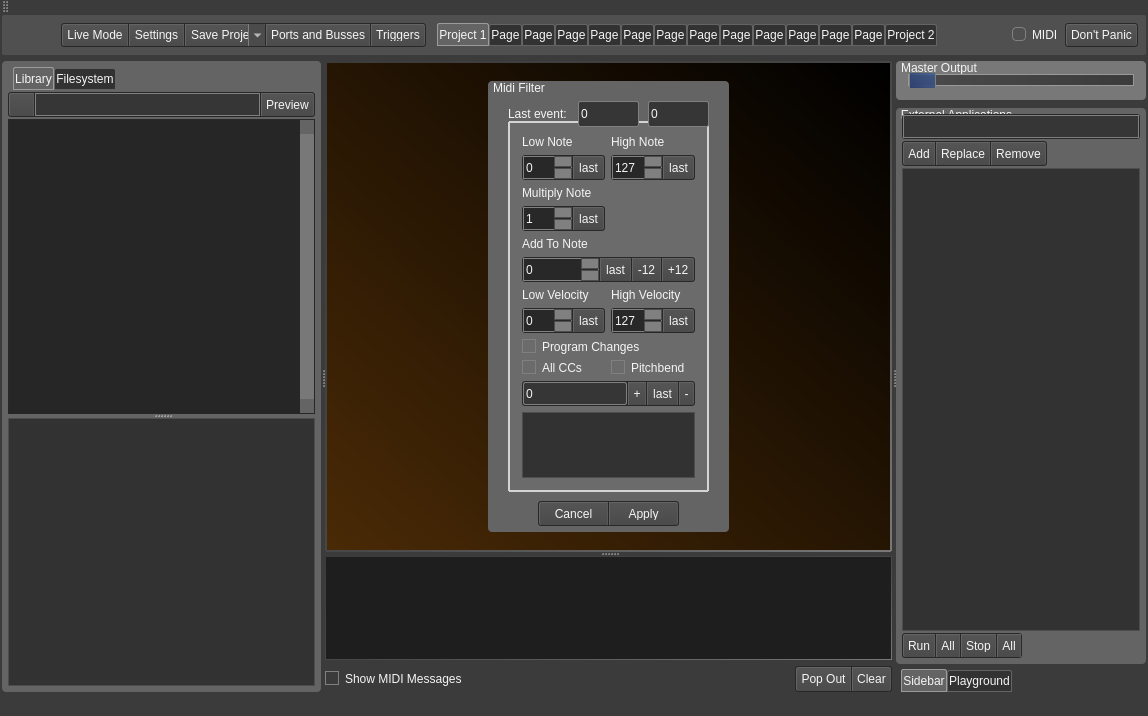
The window that src/mainwindow.ui (noedigcode/konfyt) describes before a commit, drawn with Qt 5.
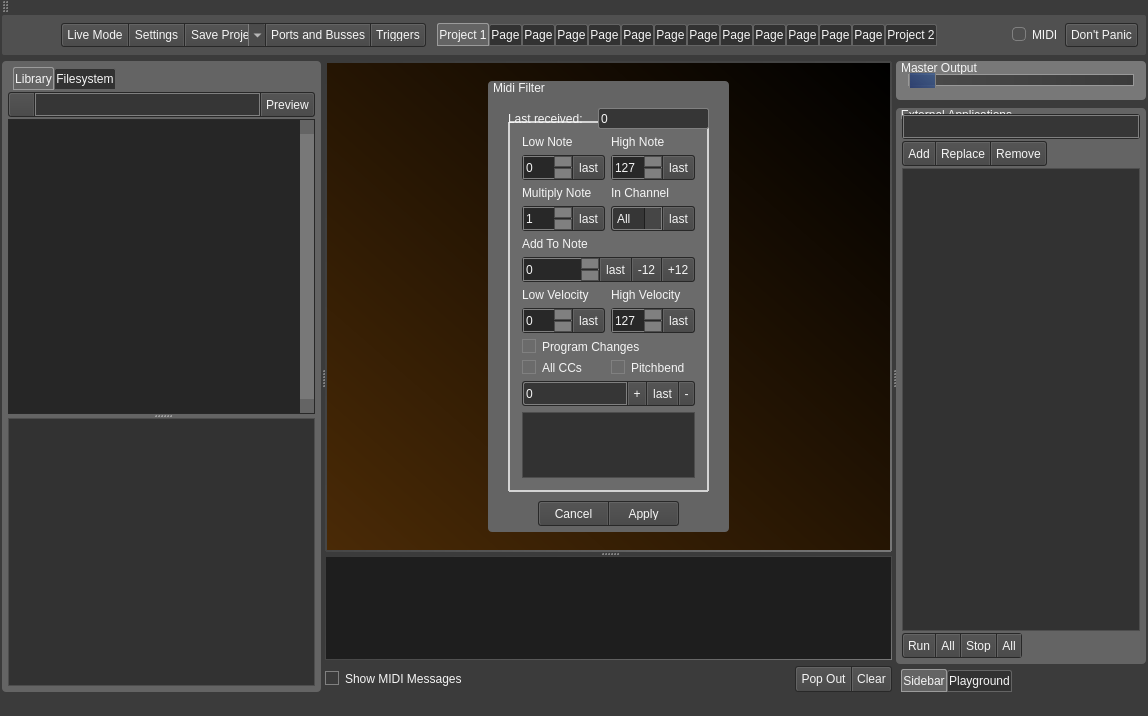
The same window after the commit. The open tabs and pages were chosen to show the change. Icons and pictures are not drawn.

Commit message: MIDI input channel now changable in MIDI filter editor GUI.

The edit to the form file:
```diff
--- a/src/mainwindow.ui
+++ b/src/mainwindow.ui
@@ -3325,7 +3325,7 @@
              <string/>
             </property>
             <layout class="QGridLayout" name="gridLayout_28">
-             <item row="0" column="0">
+             <item row="0" column="1">
               <widget class="QGroupBox" name="groupBox_16">
                <property name="minimumSize">
                 <size>
@@ -4211,6 +4211,10 @@
                         <height>23</height>
                        </size>
                       </property>
+                      <property name="styleSheet">
+                       <string notr="true">border-top-right-radius: 0;
+border-bottom-right-radius: 0;</string>
+                      </property>
                       <property name="text">
                        <string>0</string>
                       </property>
@@ -4273,34 +4277,209 @@
                    </property>
                   </widget>
                  </item>
+                 <item row="7" column="1">
+                  <widget class="QFrame" name="frame_30">
+                   <property name="minimumSize">
+                    <size>
+                     <width>0</width>
+                     <height>25</height>
+                    </size>
+                   </property>
+                   <property name="maximumSize">
+                    <size>
+                     <width>16777215</width>
+                     <height>25</height>
+                    </size>
+                   </property>
+                   <property name="styleSheet">
+                    <string notr="true">QFrame{
+	background: rgb(40,40,40);
+    padding: 1px;
+	border-radius: 3px;
+}
+
+QPushButton{
+	border-top: 1px solid rgb(100,100,100);
+    border-left: 1px solid rgb(100,100,100);
+    border-right: 1px solid rgb(90,90,90);
+    border-bottom: 1px solid rgb(75,75,75);
+	
+	background-color: qlineargradient(spread:pad, x1:0, y1:1, x2:0, y2:0, stop:0 rgba(75, 75, 75, 255), stop:1 rgba(85,85,85, 255));
+
+	border-radius: 2px;
+}
+
+QPushButton:hover{
+	border-top: 1px solid rgb(100,100,100);
+    border-left: 1px solid rgb(100,100,100);
+    border-right: 1px solid rgb(90,90,90);
+    border-bottom: 1px solid rgb(75,75,75);
+	
+	background-color: qlineargradient(spread:pad, x1:0, y1:1, x2:0, y2:0, stop:0 rgba(85,85,85, 255), stop:1 rgba(100,100,100, 255));
+
+	border-radius: 2px;
+}
+
+QPushButton:pressed{
+	border-top: 1px solid rgb(100,100,100);
+    border-left: 1px solid rgb(100,100,100);
+    border-right: 1px solid rgb(90,90,90);
+    border-bottom: 1px solid rgb(75,75,75);
+	
+	background-color: qlineargradient(spread:pad, x1:0, y1:1, x2:0, y2:0, stop:0 rgba(50,50,50, 255), stop:1 rgba(65,65,65, 255));
+
+	border-radius: 2px;
+}
+
+QPushButton::checked{
+	color: red;
+	background-color: rgb(54, 54, 54);
+}</string>
+                   </property>
+                   <property name="frameShape">
+                    <enum>QFrame::StyledPanel</enum>
+                   </property>
+                   <property name="frameShadow">
+                    <enum>QFrame::Raised</enum>
+                   </property>
+                   <layout class="QHBoxLayout" name="horizontalLayout_14">
+                    <property name="spacing">
+                     <number>1</number>
+                    </property>
+                    <property name="leftMargin">
+                     <number>0</number>
+                    </property>
+                    <property name="topMargin">
+                     <number>0</number>
+                    </property>
+                    <property name="rightMargin">
+                     <number>0</number>
+                    </property>
+                    <property name="bottomMargin">
+                     <number>0</number>
+                    </property>
+                    <item>
+                     <widget class="QComboBox" name="comboBox_midiFilter_inChannel">
+                      <property name="minimumSize">
+                       <size>
+                        <width>0</width>
+                        <height>23</height>
+                       </size>
+                      </property>
+                      <property name="styleSheet">
+                       <string notr="true">border-top-right-radius: 0;
+border-bottom-right-radius: 0;</string>
+                      </property>
+                      <item>
+                       <property name="text">
+                        <string>All</string>
+                       </property>
+                      </item>
+                      <item>
+                       <property name="text">
+                        <string>1</string>
+                       </property>
+                      </item>
+                      <item>
+                       <property name="text">
+                        <string>2</string>
+                       </property>
+                      </item>
+                      <item>
+                       <property name="text">
+                        <string>3</string>
+                       </property>
+                      </item>
+                      <item>
+                       <property name="text">
+                        <string>4</string>
+                       </property>
+                      </item>
+                      <item>
+                       <property name="text">
+                        <string>5</string>
+                       </property>
+                      </item>
+                      <item>
+                       <property name="text">
+                        <string>6</string>
+                       </property>
+                      </item>
+                      <item>
+                       <property name="text">
+                        <string>7</string>
+                       </property>
+                      </item>
+                      <item>
+                       <property name="text">
+                        <string>8</string>
+                       </property>
+                      </item>
+                      <item>
+                       <property name="text">
+                        <string>9</string>
+                       </property>
+                      </item>
+                      <item>
+                       <property name="text">
+                        <string>10</string>
+                       </property>
+                      </item>
+                      <item>
+                       <property name="text">
+                        <string>11</string>
+                       </property>
+                      </item>
+                      <item>
+                       <property name="text">
+                        <string>12</string>
+                       </property>
+                      </item>
+                      <item>
+                       <property name="text">
+                        <string>13</string>
+                       </property>
+                      </item>
+                      <item>
+                       <property name="text">
+                        <string>14</string>
+                       </property>
+                      </item>
+                      <item>
+                       <property name="text">
+                        <string>15</string>
+                       </property>
+                      </item>
+                      <item>
+                       <property name="text">
+                        <string>16</string>
+                       </property>
+                      </item>
+                     </widget>
+                    </item>
+                    <item>
+                     <widget class="QToolButton" name="toolButton_MidiFilter_inChan_last">
+                      <property name="styleSheet">
+                       <string notr="true">border-top-left-radius: 0;
+border-bottom-left-radius: 0;</string>
+                      </property>
+                      <property name="text">
+                       <string>last</string>
+                      </property>
+                     </widget>
+                    </item>
+                   </layout>
+                  </widget>
+                 </item>
+                 <item row="6" column="1">
+                  <widget class="QLabel" name="label_20">
+                   <property name="text">
+                    <string>In Channel</string>
+                   </property>
+                  </widget>
+                 </item>
                 </layout>
                </widget>
-               <widget class="QLabel" name="label_16">
-                <property name="geometry">
-                 <rect>
-                  <x>20</x>
-                  <y>23</y>
-                  <width>71</width>
-                  <height>20</height>
-                 </rect>
-                </property>
-                <property name="text">
-                 <string>Last event:</string>
-                </property>
-               </widget>
-               <widget class="QLineEdit" name="lineEdit_MidiFilter_Last1">
-                <property name="geometry">
-                 <rect>
-                  <x>90</x>
-                  <y>20</y>
-                  <width>61</width>
-                  <height>26</height>
-                 </rect>
-                </property>
-                <property name="text">
-                 <string>0</string>
-                </property>
-               </widget>
                <widget class="QFrame" name="frame_9">
                 <property name="geometry">
                  <rect>
@@ -4397,13 +4576,26 @@
                  </item>
                 </layout>
                </widget>
-               <widget class="QLineEdit" name="lineEdit_MidiFilter_Last2">
+               <widget class="QLabel" name="label_16">
                 <property name="geometry">
                  <rect>
-                  <x>160</x>
-                  <y>20</y>
-                  <width>61</width>
-                  <height>26</height>
+                  <x>20</x>
+                  <y>30</y>
+                  <width>81</width>
+                  <height>16</height>
+                 </rect>
+                </property>
+                <property name="text">
+                 <string>Last received:</string>
+                </property>
+               </widget>
+               <widget class="QLineEdit" name="lineEdit_MidiFilter_Last">
+                <property name="geometry">
+                 <rect>
+                  <x>110</x>
+                  <y>27</y>
+                  <width>111</width>
+                  <height>21</height>
                  </rect>
                 </property>
                 <property name="text">
```
Left out of the diff: 28 changed lines with no effect on the pictures. The commit also changes 3 other files.
